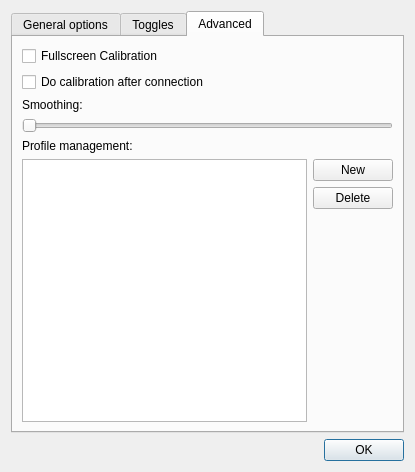
This is stuff/configuration.ui in pnegre/python-whiteboard as Qt 5 draws it before an edit. The edited form follows.
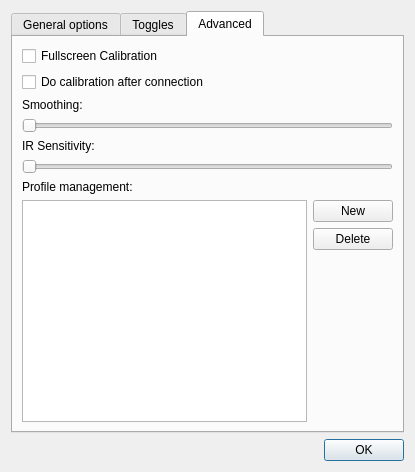
This is the edited form. The open tabs and pages were chosen to show the change.

Commit message: Added 'about' dialog. Changed some configuration options

Patch:
```diff
--- a/stuff/configuration.ui
+++ b/stuff/configuration.ui
@@ -71,20 +71,6 @@
            </property>
           </widget>
          </item>
-         <item>
-          <widget class="QLabel" name="label_2">
-           <property name="text">
-            <string>IR Sensitivity:</string>
-           </property>
-          </widget>
-         </item>
-         <item>
-          <widget class="QSlider" name="slider_ir">
-           <property name="orientation">
-            <enum>Qt::Horizontal</enum>
-           </property>
-          </widget>
-         </item>
          <item>
           <widget class="QLabel" name="label">
            <property name="text">
@@ -325,6 +311,24 @@
         </layout>
        </item>
        <item row="2" column="0">
+        <layout class="QVBoxLayout" name="verticalLayout_8">
+         <item>
+          <widget class="QLabel" name="label_sensitivity">
+           <property name="text">
+            <string>IR Sensitivity:</string>
+           </property>
+          </widget>
+         </item>
+         <item>
+          <widget class="QSlider" name="slider_ir">
+           <property name="orientation">
+            <enum>Qt::Horizontal</enum>
+           </property>
+          </widget>
+         </item>
+        </layout>
+       </item>
+       <item row="3" column="0">
         <layout class="QVBoxLayout" name="verticalLayout_6">
          <item>
           <widget class="QLabel" name="label_8">
```
Left out of the diff: 8 changed lines with no effect on the pictures. Lines whose indentation alone changed are shown as unchanged. The commit also changes 3 other files.
